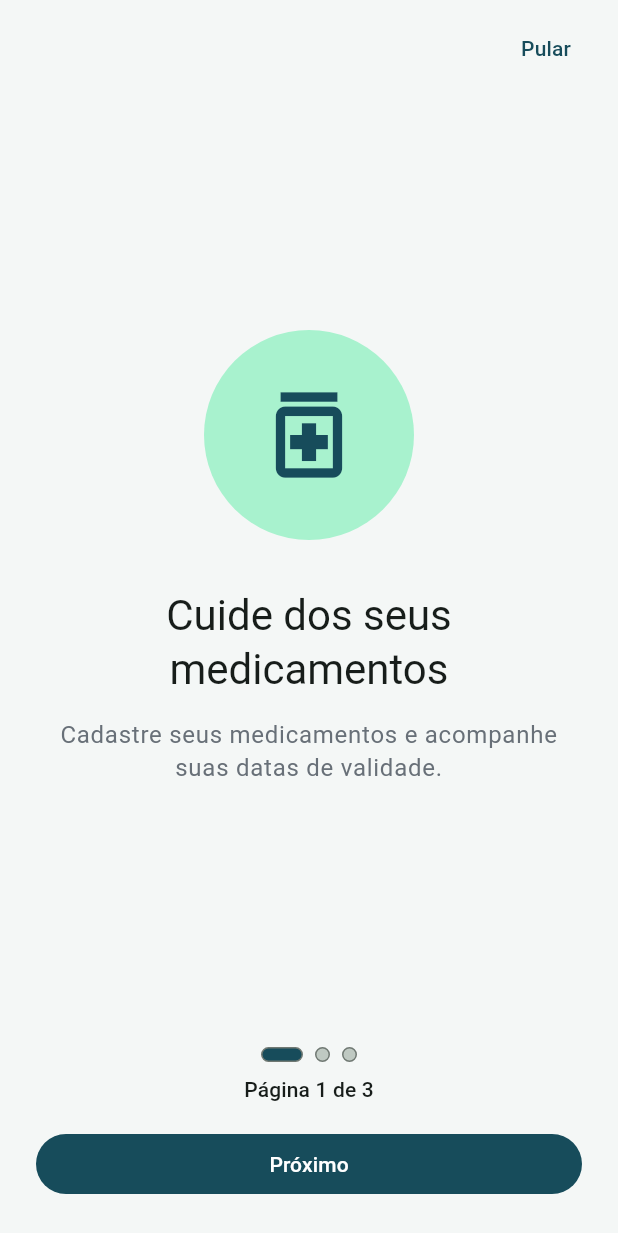
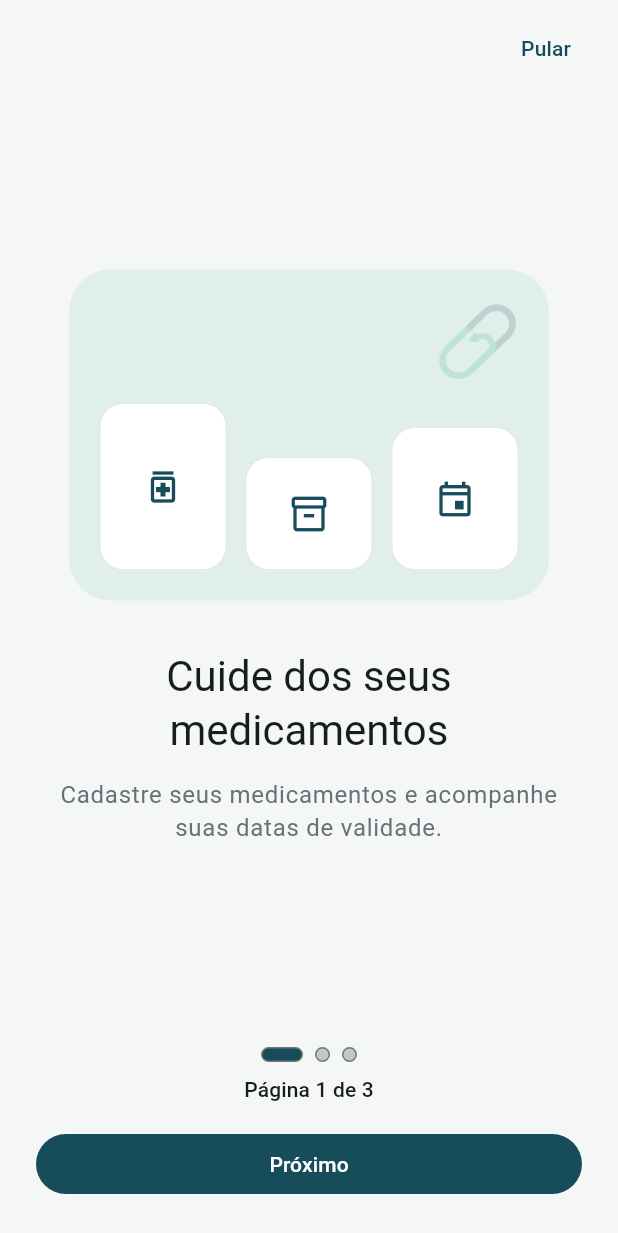
Before and after one commit to patrckmello/zelo, a Flutter app: the screen it shows after launch, on a phone screen of 412 x 824 dp. Shown: the top 1233 px of the screen. Run offline on Flutter 3.47's test engine with Material 3 defaults, Android fonts, the phone set to English and light mode, and no system bars; our stand-ins replace shared_preferences.

Commit message:
feat(mobile): reconcilia experiência inicial do M2

```diff
--- /dev/null
+++ b/mobile/lib/app/bootstrap/app_launch_flow.dart
@@ -0,0 +1,45 @@
+import 'package:flutter/material.dart';
+
+import 'brand_intro_page.dart';
+
+class AppLaunchFlow extends StatefulWidget {
+  const AppLaunchFlow({
+    required this.child,
+    this.showBrandIntro = true,
+    super.key,
+  });
+
+  final Widget child;
+  final bool showBrandIntro;
+
+  @override
+  State<AppLaunchFlow> createState() => _AppLaunchFlowState();
+}
+
+class _AppLaunchFlowState extends State<AppLaunchFlow> {
+  late bool _showBrandIntro;
+
+  @override
+  void initState() {
+    super.initState();
+    _showBrandIntro = widget.showBrandIntro;
+  }
+
+  @override
+  Widget build(BuildContext context) {
+    return Stack(
+      fit: StackFit.expand,
+      children: [
+        Offstage(offstage: _showBrandIntro, child: widget.child),
+        if (_showBrandIntro)
+          BrandIntroPage(
+            onFinished: () {
+              if (mounted) {
+                setState(() => _showBrandIntro = false);
+              }
+            },
+          ),
+      ],
+    );
+  }
+}
--- a/mobile/lib/app/zelo_app.dart
+++ b/mobile/lib/app/zelo_app.dart
@@ -7,7 +7,7 @@ import '../features/authentication/data/simulated_authentication_service.dart';
 import '../features/authentication/domain/authentication_service.dart';
 import '../features/medications/application/medication_store.dart';
 import 'bootstrap/app_bootstrap_flow.dart';
-import 'bootstrap/brand_intro_page.dart';
+import 'bootstrap/app_launch_flow.dart';
 
 class ZeloApp extends StatefulWidget {
   const ZeloApp({
@@ -32,12 +32,10 @@ class _ZeloAppState extends State<ZeloApp> {
   late final OnboardingPreferences _onboardingPreferences;
   late final AuthenticationService _authenticationService;
   late final bool _ownsMedicationStore;
-  late bool _showBrandIntro;
 
   @override
   void initState() {
     super.initState();
-    _showBrandIntro = widget.showBrandIntro;
     _ownsMedicationStore = widget.medicationStore == null;
     _medicationStore = widget.medicationStore ?? MedicationStore.seeded();
     _onboardingPreferences =
@@ -64,19 +62,14 @@ class _ZeloAppState extends State<ZeloApp> {
       title: 'Zelo',
       debugShowCheckedModeBanner: false,
       theme: ZeloTheme.light,
-      home: _showBrandIntro
-          ? BrandIntroPage(
-              onFinished: () {
-                if (mounted) {
-                  setState(() => _showBrandIntro = false);
-                }
-              },
-            )
-          : AppBootstrapFlow(
-              onboardingPreferences: _onboardingPreferences,
-              authenticationService: _authenticationService,
-              medicationStore: _medicationStore,
-            ),
+      home: AppLaunchFlow(
+        showBrandIntro: widget.showBrandIntro,
+        child: AppBootstrapFlow(
+          onboardingPreferences: _onboardingPreferences,
+          authenticationService: _authenticationService,
+          medicationStore: _medicationStore,
+        ),
+      ),
     );
   }
 }
--- /dev/null
+++ b/mobile/lib/features/onboarding/presentation/onboarding_illustration.dart
@@ -0,0 +1,189 @@
+import 'package:flutter/material.dart';
+
+import '../../../core/theme/zelo_colors.dart';
+
+enum OnboardingVisual { organization, wastePrevention, responsibleDisposal }
+
+class OnboardingIllustration extends StatelessWidget {
+  const OnboardingIllustration({
+    required this.visual,
+    required this.pageNumber,
+    required this.semanticLabel,
+    super.key,
+  });
+
+  final OnboardingVisual visual;
+  final int pageNumber;
+  final String semanticLabel;
+
+  @override
+  Widget build(BuildContext context) {
+    return Semantics(
+      label: semanticLabel,
+      image: true,
+      child: ExcludeSemantics(
+        child: ConstrainedBox(
+          constraints: const BoxConstraints(maxWidth: 320),
+          child: AspectRatio(
+            aspectRatio: 1.45,
+            child: DecoratedBox(
+              key: ValueKey('onboarding-illustration-$pageNumber'),
+              decoration: BoxDecoration(
+                color: ZeloColors.green.withValues(alpha: 0.10),
+                borderRadius: BorderRadius.circular(28),
+              ),
+              child: Stack(
+                children: [
+                  Align(
+                    alignment: Alignment.topRight,
+                    child: Padding(
+                      padding: const EdgeInsets.all(16),
+                      child: Opacity(
+                        opacity: 0.18,
+                        child: Image.asset(
+                          'assets/branding/zelo-symbol.png',
+                          width: 64,
+                          height: 64,
+                        ),
+                      ),
+                    ),
+                  ),
+                  Positioned.fill(
+                    child: Padding(
+                      padding: const EdgeInsets.all(20),
+                      child: switch (visual) {
+                        OnboardingVisual.organization =>
+                          const _OrganizationScene(),
+                        OnboardingVisual.wastePrevention =>
+                          const _WastePreventionScene(),
+                        OnboardingVisual.responsibleDisposal =>
+                          const _DisposalScene(),
+                      },
+                    ),
+                  ),
+                ],
+              ),
+            ),
+          ),
+        ),
+      ),
+    );
+  }
+}
+
+class _OrganizationScene extends StatelessWidget {
+  const _OrganizationScene();
+
+  @override
+  Widget build(BuildContext context) {
+    return const Align(
+      alignment: Alignment.bottomLeft,
+      child: Row(
+        crossAxisAlignment: CrossAxisAlignment.end,
+        children: [
+          Expanded(
+            child: _SceneCard(icon: Icons.medication_outlined, height: 112),
+          ),
+          SizedBox(width: 12),
+          Expanded(
+            child: _SceneCard(icon: Icons.inventory_2_outlined, height: 76),
+          ),
+          SizedBox(width: 12),
+          Expanded(child: _SceneCard(icon: Icons.event_outlined, height: 96)),
+        ],
+      ),
+    );
+  }
+}
+
+class _WastePreventionScene extends StatelessWidget {
+  const _WastePreventionScene();
+
+  @override
+  Widget build(BuildContext context) {
+    return const Align(
+      alignment: Alignment.bottomLeft,
+      child: Row(
+        crossAxisAlignment: CrossAxisAlignment.end,
+        children: [
+          Expanded(
+            flex: 3,
+            child: _SceneCard(icon: Icons.calendar_month_outlined, height: 126),
+          ),
+          SizedBox(width: 14),
+          Expanded(
+            flex: 2,
+            child: _SceneIcon(
+              icon: Icons.notifications_active_outlined,
+              color: ZeloColors.warningAmber,
+            ),
+          ),
+        ],
+      ),
+    );
+  }
+}
+
+class _DisposalScene extends StatelessWidget {
+  const _DisposalScene();
+
+  @override
+  Widget build(BuildContext context) {
+    return const Align(
+      alignment: Alignment.bottomCenter,
+      child: Row(
+        children: [
+          _SceneIcon(icon: Icons.medication_outlined),
+          Expanded(child: Divider(thickness: 3)),
+          _SceneIcon(icon: Icons.recycling_outlined, color: ZeloColors.green),
+          Expanded(child: Divider(thickness: 3)),
+          _SceneIcon(icon: Icons.location_on_outlined),
+        ],
+      ),
+    );
+  }
+}
+
+class _SceneCard extends StatelessWidget {
+  const _SceneCard({required this.icon, required this.height});
+
+  final IconData icon;
+  final double height;
+
+  @override
+  Widget build(BuildContext context) {
+    return Container(
+      height: height,
+      decoration: BoxDecoration(
+        color: Colors.white,
+        borderRadius: BorderRadius.circular(16),
+        border: Border.all(
+          color: ZeloColors.petroleumBlue.withValues(alpha: 0.12),
+        ),
+      ),
+      alignment: Alignment.center,
+      child: Icon(icon, color: ZeloColors.petroleumBlue, size: 28),
+    );
+  }
+}
+
+class _SceneIcon extends StatelessWidget {
+  const _SceneIcon({required this.icon, this.color = ZeloColors.petroleumBlue});
+
+  final IconData icon;
+  final Color color;
+
+  @override
+  Widget build(BuildContext context) {
+    return Container(
+      width: 56,
+      height: 56,
+      decoration: BoxDecoration(
+        color: color.withValues(alpha: 0.12),
+        borderRadius: BorderRadius.circular(16),
+      ),
+      alignment: Alignment.center,
+      child: Icon(icon, color: color, size: 28),
+    );
+  }
+}
--- a/mobile/lib/features/onboarding/presentation/onboarding_page.dart
+++ b/mobile/lib/features/onboarding/presentation/onboarding_page.dart
@@ -1,6 +1,7 @@
 import 'package:flutter/material.dart';
 
 import '../../../core/storage/onboarding_preferences.dart';
+import 'onboarding_illustration.dart';
 
 class OnboardingPage extends StatefulWidget {
   const OnboardingPage({
@@ -19,18 +20,18 @@ class OnboardingPage extends StatefulWidget {
 class _OnboardingPageState extends State<OnboardingPage> {
   static const _items = <_OnboardingItem>[
     _OnboardingItem(
-      icon: Icons.medication_outlined,
+      visual: OnboardingVisual.organization,
       title: 'Cuide dos seus medicamentos',
       description:
           'Cadastre seus medicamentos e acompanhe suas datas de validade.',
     ),
     _OnboardingItem(
-      icon: Icons.notifications_active_outlined,
+      visual: OnboardingVisual.wastePrevention,
       title: 'Evite desperdícios',
       description: 'Receba alertas antes que seus medicamentos vençam.',
     ),
     _OnboardingItem(
-      icon: Icons.recycling_outlined,
+      visual: OnboardingVisual.responsibleDisposal,
       title: 'Descarte com responsabilidade',
       description: 'Encontre locais próximos para realizar o descarte correto.',
     ),
@@ -215,22 +216,10 @@ class _OnboardingContent extends StatelessWidget {
               child: Column(
                 mainAxisAlignment: MainAxisAlignment.center,
                 children: [
-                  Semantics(
-                    label: 'Ilustração: ${item.title}',
-                    child: DecoratedBox(
-                      decoration: BoxDecoration(
-                        color: Theme.of(context).colorScheme.primaryContainer,
-                        shape: BoxShape.circle,
-                      ),
-                      child: Padding(
-                        padding: const EdgeInsets.all(32),
-                        child: Icon(
-                          item.icon,
-                          size: 76,
-                          color: Theme.of(context).colorScheme.primary,
-                        ),
-                      ),
-                    ),
+                  OnboardingIllustration(
+                    visual: item.visual,
+                    pageNumber: pageNumber,
+                    semanticLabel: 'Ilustração: ${item.title}',
                   ),
                   const SizedBox(height: 32),
                   Text(
@@ -283,12 +272,12 @@ class _PageIndicatorDot extends StatelessWidget {
 
 class _OnboardingItem {
   const _OnboardingItem({
-    required this.icon,
+    required this.visual,
     required this.title,
     required this.description,
   });
 
-  final IconData icon;
+  final OnboardingVisual visual;
   final String title;
   final String description;
 }
```
Also changed, not shown: mobile/lib/app/bootstrap/bootstrap_controller.dart (+29 -1 lines), mobile/lib/app/bootstrap/brand_intro_page.dart (+1 -21 lines), mobile/lib/app/zelo_shell.dart (+26 -58 lines), mobile/lib/features/account/presentation/account_page.dart (added, +65 -0 lines), mobile/lib/features/collection_points/presentation/collection_points_page.dart (added, +42 -0 lines), mobile/lib/features/disposal_history/presentation/disposal_history_page.dart (added, +41 -0 lines), mobile/lib/features/home/presentation/home_page.dart (+3 -26 lines), 6 other files.
